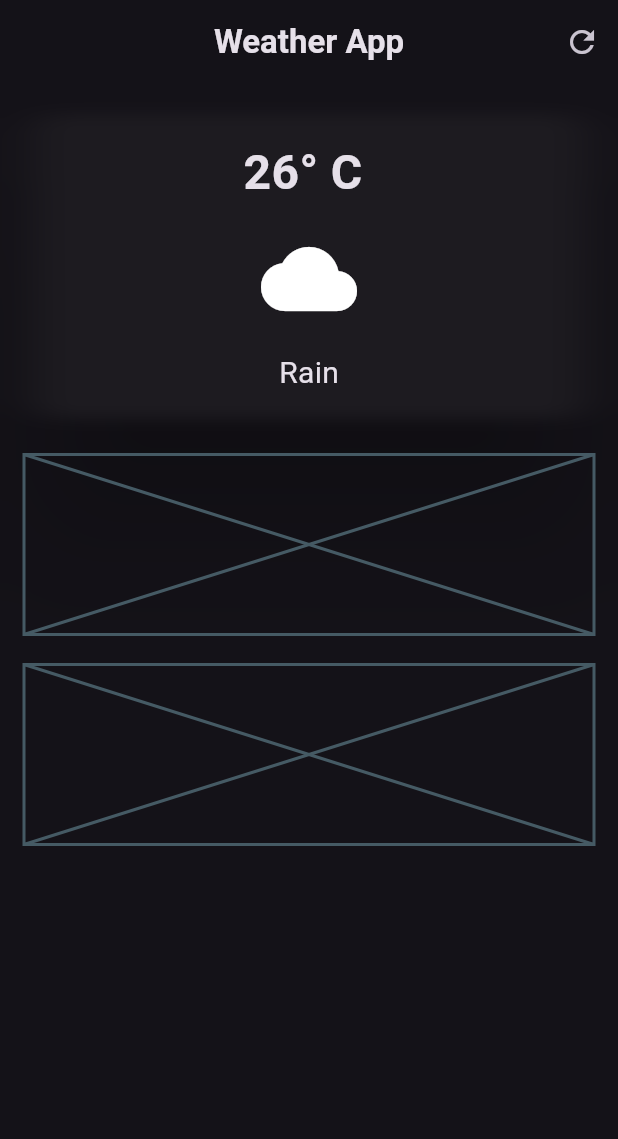
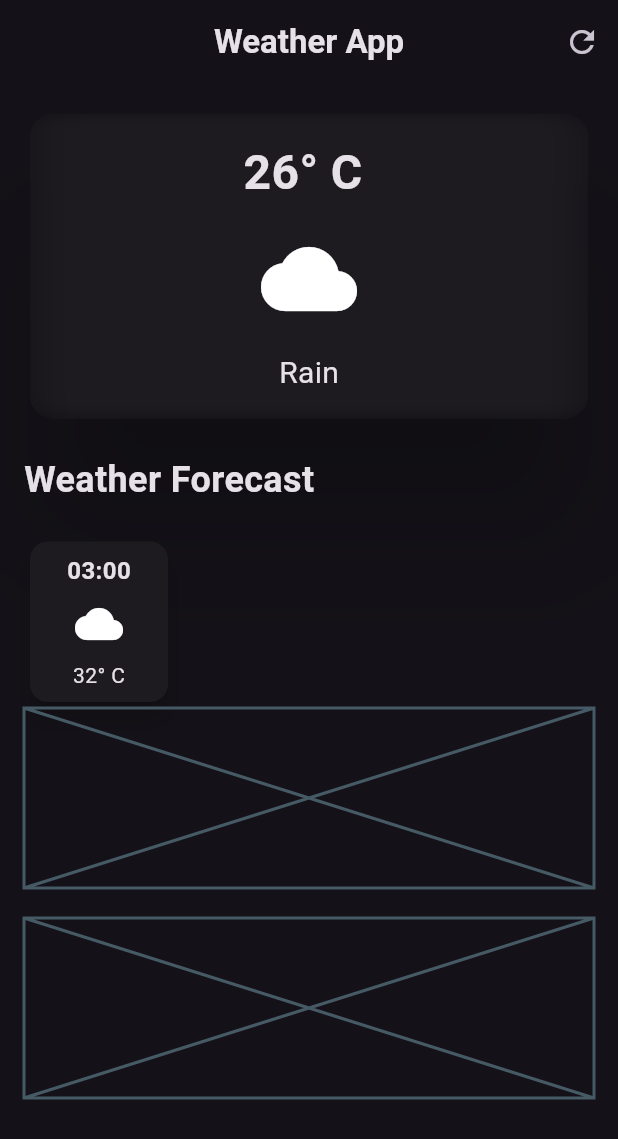
Before and after one commit to HAMZOO0/Flutter-Projects, a Flutter app: the screen it shows after launch, on a phone screen of 412 x 824 dp. Shown: the top 1139 px of the screen. Run offline on Flutter 3.47's test engine with Material 3 defaults, Android fonts, the phone set to English and light mode, and no system bars.

Commit message:
feat(ui): enhance WeatherScreen layout with weather details and improved structure

```diff
--- a/Weather App/lib/weather_screen.dart
+++ b/Weather App/lib/weather_screen.dart
@@ -33,6 +33,7 @@ class WeatherScreen extends StatelessWidget {
       body: Padding(
         padding: const EdgeInsets.all(16.0),
         child: Column(
+          crossAxisAlignment: CrossAxisAlignment.start,
           children: [
             //main card
             SizedBox(
@@ -42,7 +43,11 @@ class WeatherScreen extends StatelessWidget {
                   borderRadius: BorderRadius.circular(16),
                 ),
                 elevation: 40,
+                child: ClipRRect(
+                  borderRadius: BorderRadius.circular(16),
+
                   child: BackdropFilter(
+                    //backgrop use to add blur and clipRReact use to elevate it
                     filter: ImageFilter.blur(sigmaX: 15, sigmaY: 5),
 
                     child: Padding(
@@ -67,7 +72,52 @@ class WeatherScreen extends StatelessWidget {
                   ),
                 ),
               ),
+            ),
             const SizedBox(height: 20), // use to add some space
+            const Text(
+              // we also use align widget use to algin it like left  , right  , we also use contanier
+              "Weather Forecast",
+              style: TextStyle(fontSize: 24, fontWeight: FontWeight.bold),
+            ),
+            const SizedBox(height: 20), // use to add some space
+            Row(
+              children: [
+                SizedBox(
+                  width: 100,
+                  child: Card(
+                    elevation: 6,
+
+                    child: Container(
+                      decoration: BoxDecoration(
+                        borderRadius: BorderRadius.circular(12),
+                      ), // use to add boarder radius
+                      padding: const EdgeInsets.all(8.0),
+                      child: Column(
+                        children: [
+                          Text(
+                            "03:00",
+                            style: TextStyle(
+                              fontSize: 16,
+                              fontWeight: FontWeight.bold,
+                            ),
+                          ),
+                          const SizedBox(height: 8), // use to add some space
+                          Icon(Icons.cloud, size: 32),
+                          const SizedBox(height: 8), // use to add some space
+                          Text(
+                            "32° C",
+                            // style: TextStyle(
+                            //   fontSize: 16,
+                            //   fontWeight: FontWeight.bold,
+                            // ),
+                          ),
+                        ],
+                      ),
+                    ),
+                  ),
+                ),
+              ],
+            ),
             const Placeholder(
               fallbackHeight: 120,
               //  child: const Text("hi")
```
Lines whose indentation alone changed are shown as unchanged.
